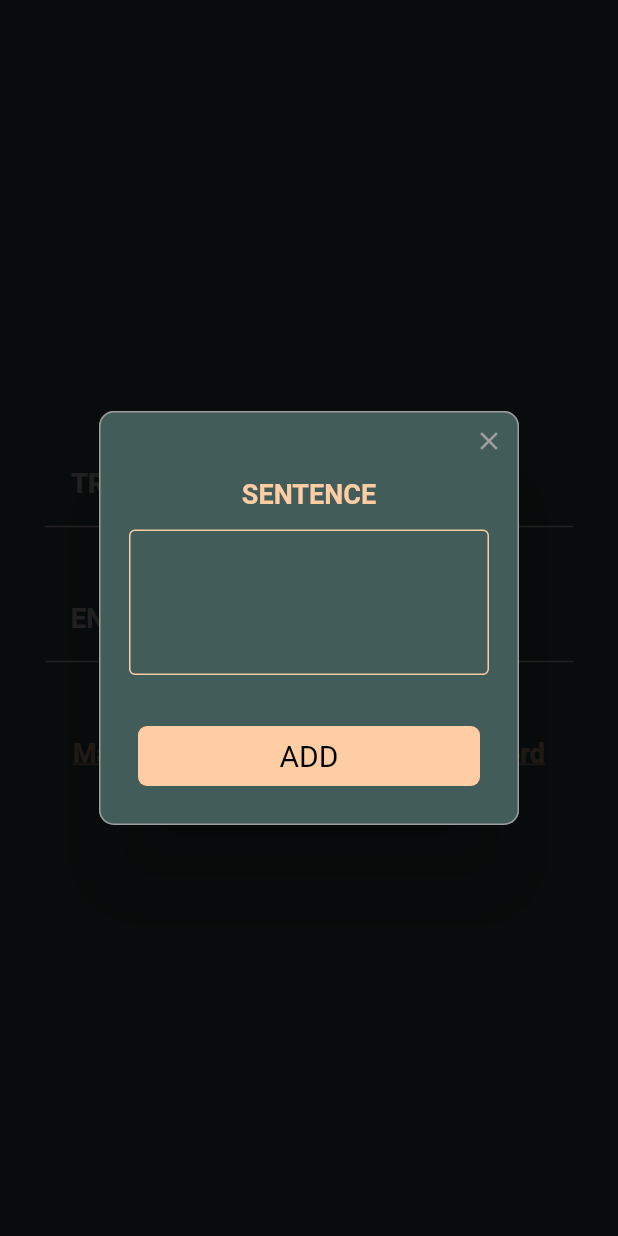
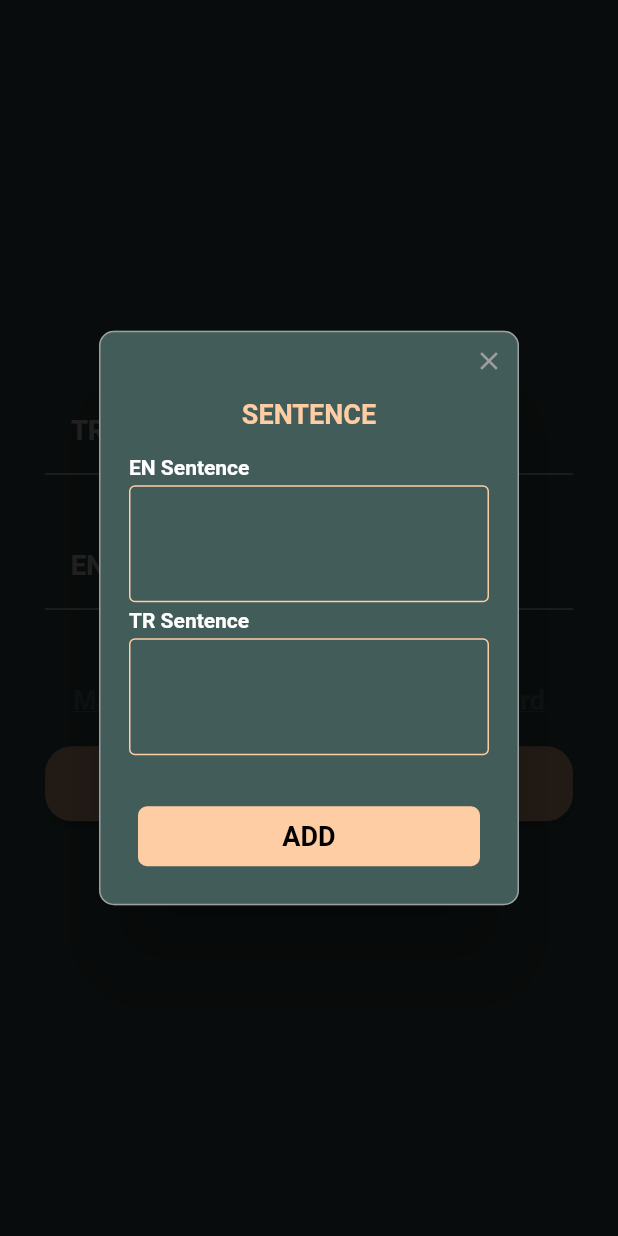
Before and after one commit to YasarKabacali/wordandmemory, a Flutter app: the AddWordPage screen opened directly, after a tap on "Make your own sentence with the word", on a phone screen of 412 x 824 dp. Run offline on Flutter 3.47's test engine with Material 2 defaults, Android fonts, the phone set to English and light mode, and no system bars; drawn by our look-alikes of rflutter_alert; our stand-ins replace fluttertoast, font_awesome_flutter, percent_indicator.

```diff
--- a/lib/components/customTextField.dart
+++ b/lib/components/customTextField.dart
@@ -1,10 +1,10 @@
 import 'package:flutter/material.dart';
 import 'package:word_and_memory/constants.dart';
-
 
 class CustomTextField extends StatelessWidget {
   final String labelTextField;
   final bool showText;
+
   CustomTextField({this.labelTextField, this.showText});
 
   @override
@@ -14,7 +14,7 @@ class CustomTextField extends StatelessWidget {
       child: TextField(
         textAlign: TextAlign.left,
         obscureText: showText,
-        style: TextStyle(color: Colors.white,decoration: TextDecoration.none),
+        style: TextStyle(color: Colors.white, decoration: TextDecoration.none),
         cursorColor: Colors.white,
         decoration: InputDecoration(
           contentPadding: EdgeInsets.only(left: 10.0, bottom: 15.0),
--- a/lib/constants.dart
+++ b/lib/constants.dart
@@ -4,7 +4,7 @@ import 'package:flutter/material.dart';
 const kLoginPageTextStyle = TextStyle(
     color: Color(0xFF6C8583), fontSize: 18.0, fontWeight: FontWeight.bold);
 const kAddWordPageTextStyle = TextStyle(
-    color: Color(0xFFFFCDA3),
+    color: Color(0xFF6C8583),
     fontSize: 18.0,
     fontWeight: FontWeight.bold,
     decoration: TextDecoration.underline);
@@ -31,6 +31,7 @@ const kExpansionContentTitleTextStyle = TextStyle(
 );
 const kContentTextTextSyle = TextStyle(
     color: Colors.black87, fontSize: 15.0, fontWeight: FontWeight.bold);
+const kAddWordAlertTextStyle=TextStyle(color:Colors.white,fontSize: 14.0,fontWeight: FontWeight.bold);
 //BorderSides
 const kCustomTextFieldBorderSide = BorderSide(color: Colors.white);
 const kAlertTextFieldBorderSide = BorderSide(color: kPrimaryColor);
--- a/lib/screens/add_word_page.dart
+++ b/lib/screens/add_word_page.dart
@@ -1,10 +1,11 @@
 import 'package:flutter/material.dart';
+import 'package:word_and_memory/components/LrButton.dart';
 import 'package:word_and_memory/components/addWordText.dart';
 import 'package:word_and_memory/components/customTextField.dart';
 import 'package:word_and_memory/components/symbolTextField.dart';
 import 'package:word_and_memory/constants.dart';
 import 'package:rflutter_alert/rflutter_alert.dart';
-
+import 'package:fluttertoast/fluttertoast.dart';
 
 class AddWordPage extends StatefulWidget {
   @override
@@ -22,20 +23,12 @@ class _AddWordPageState extends State<AddWordPage> {
         content: Padding(
           padding: const EdgeInsets.symmetric(vertical: 8.0),
           child: Column(
+            crossAxisAlignment: CrossAxisAlignment.start,
             children: <Widget>[
-              TextField(
-                cursorColor: Colors.white,
-                maxLines: 3,
-                style: TextStyle(color: Colors.white),
-                decoration: InputDecoration(
-                  enabledBorder: OutlineInputBorder(
-                    borderSide: kAlertTextFieldBorderSide,
-                  ),
-                  focusedBorder: OutlineInputBorder(
-                    borderSide: kAlertTextFieldBorderSide,
-                  )
-                ),
-              ),
+              makeAlertTitle("EN Sentence"),
+              makeAlertTextField(),
+              makeAlertTitle("TR Sentence"),
+              makeAlertTextField(),
             ],
           ),
         ),
@@ -45,10 +38,35 @@ class _AddWordPageState extends State<AddWordPage> {
             onPressed: () => Navigator.pop(context),
             child: Text(
               "ADD",
-              style: TextStyle(color: Colors.black, fontSize: 20),
+              style: TextStyle(color: Colors.black, fontSize: 18,fontWeight: FontWeight.bold),
             ),
           )
         ]).show();
+  }
+
+  TextField makeAlertTextField() {
+    return TextField(
+      cursorColor: Colors.white,
+      maxLines: 2,
+      style: TextStyle(color: Colors.white),
+      decoration: InputDecoration(
+          enabledBorder: OutlineInputBorder(
+            borderSide: kAlertTextFieldBorderSide,
+          ),
+          focusedBorder: OutlineInputBorder(
+            borderSide: kAlertTextFieldBorderSide,
+          )),
+    );
+  }
+
+  Row makeAlertTitle(String enSentence) {
+    return Row(
+      children: <Widget>[
+        Container(
+            padding: EdgeInsets.symmetric(vertical: 4.0),
+            child: Text(enSentence, style: kAddWordAlertTextStyle)),
+      ],
+    );
   }
 
   @override
@@ -59,7 +77,7 @@ class _AddWordPageState extends State<AddWordPage> {
         padding: EdgeInsets.symmetric(horizontal: 30.0),
         child: Column(
           mainAxisAlignment: MainAxisAlignment.center,
-          crossAxisAlignment: CrossAxisAlignment.center,
+          crossAxisAlignment: CrossAxisAlignment.stretch,
           children: <Widget>[
             Row(
               children: <Widget>[
@@ -103,6 +121,19 @@ class _AddWordPageState extends State<AddWordPage> {
               textStyle: kAddWordPageTextStyle,
               onPress: () => _onAlertWithCustomContentPressed(context),
             ),
+            kSizedBoxTwenty,
+            LrButton(
+              buttonText: "SAVE",
+              onPress: () {
+                Fluttertoast.showToast(
+                    msg: "Your word has been saved.",
+                    toastLength: Toast.LENGTH_LONG,
+                    gravity: ToastGravity.BOTTOM,
+                    backgroundColor: Color(0xFF737373),
+                    textColor: Colors.white,
+                    fontSize: 16.0);
+              },
+            ),
           ],
         ),
       )),
--- a/pubspec.yaml
+++ b/pubspec.yaml
@@ -13,6 +13,8 @@ dependencies:
   font_awesome_flutter: ^8.7.0
   rflutter_alert: ^1.0.3
   percent_indicator: ^2.1.1+1
+  fluttertoast: ^4.0.1
+  flutter_slidable: ^0.5.4
 
 
   cupertino_icons: ^0.1.2
```
Also changed, not shown: lib/components/expansionTileCard.dart (+9 -21 lines), lib/screens/login_page.dart (+5 -4 lines), lib/screens/word_and_sen_list_page.dart (+10 -2 lines), pubspec.lock.
